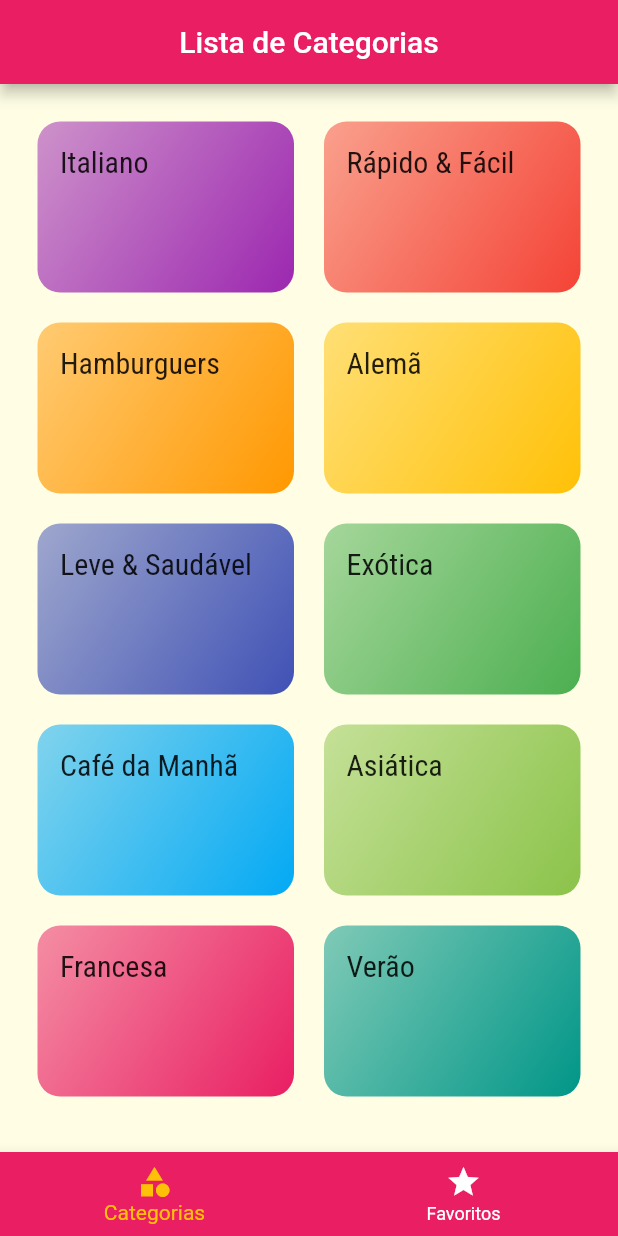
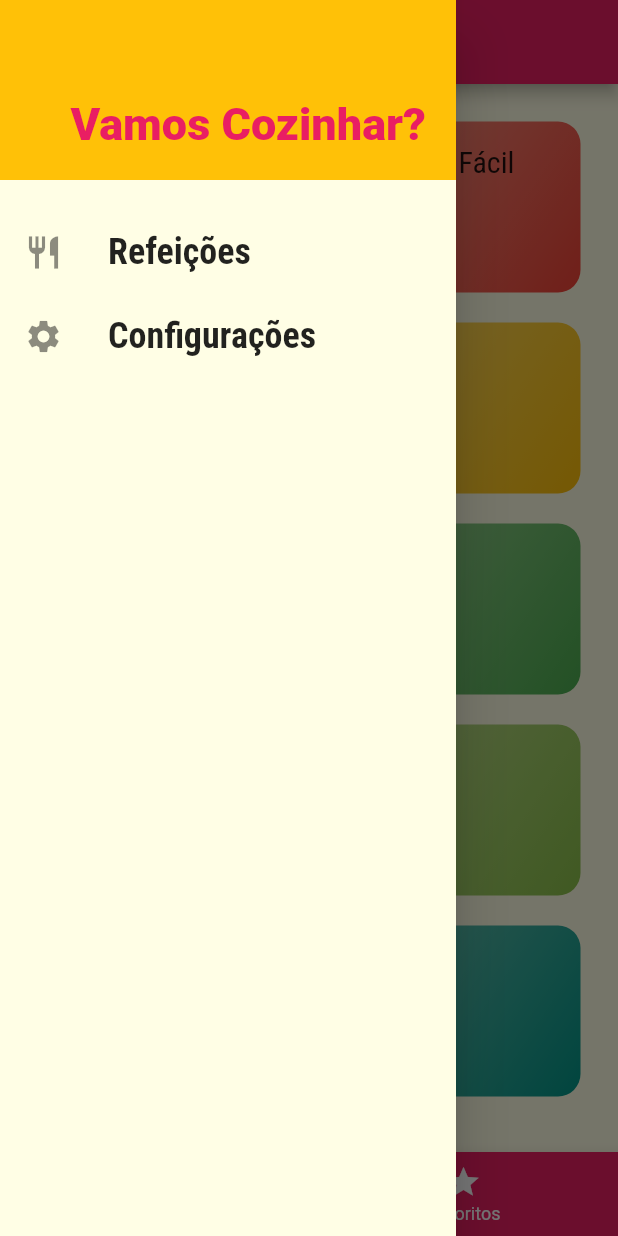
Before and after one commit to leonardogm85/flutter-meals, a Flutter app: the screen it shows after launch, with the side drawer open (before the commit the screen has no drawer), on a phone screen of 412 x 824 dp. Run offline on Flutter 3.47's test engine with Material 2 defaults, Android fonts, the phone set to English and light mode, and no system bars.

Commit message:
Adicionando Drawer Personalizado

```diff
--- /dev/null
+++ b/lib/components/main_drawer.dart
@@ -0,0 +1,59 @@
+import 'package:flutter/material.dart';
+
+class MainDrawer extends StatelessWidget {
+  const MainDrawer({Key? key}) : super(key: key);
+
+  Widget _createItem(IconData icon, String label) {
+    return ListTile(
+      leading: Icon(
+        icon,
+        size: 26,
+      ),
+      title: Text(
+        label,
+        style: const TextStyle(
+          fontFamily: 'RobotoCondensed',
+          fontSize: 24,
+          fontWeight: FontWeight.bold,
+        ),
+      ),
+      onTap: () {},
+    );
+  }
+
+  @override
+  Widget build(BuildContext context) {
+    return Drawer(
+      child: Column(
+        children: [
+          Container(
+            height: 120,
+            width: double.infinity,
+            padding: const EdgeInsets.all(20),
+            color: Theme.of(context).colorScheme.secondary,
+            alignment: Alignment.bottomRight,
+            child: Text(
+              'Vamos Cozinhar?',
+              style: TextStyle(
+                fontWeight: FontWeight.w900,
+                fontSize: 30,
+                color: Theme.of(context).colorScheme.primary,
+              ),
+            ),
+          ),
+          const SizedBox(
+            height: 20,
+          ),
+          _createItem(
+            Icons.restaurant,
+            'Refeições',
+          ),
+          _createItem(
+            Icons.settings,
+            'Configurações',
+          ),
+        ],
+      ),
+    );
+  }
+}
--- a/lib/screens/tabs_screen.dart
+++ b/lib/screens/tabs_screen.dart
@@ -1,4 +1,5 @@
 import 'package:flutter/material.dart';
+import 'package:meals/components/main_drawer.dart';
 import 'package:meals/screens/categories_screen.dart';
 import 'package:meals/screens/favorite_screen.dart';
 
@@ -36,6 +37,7 @@ class _TabsScreenState extends State<TabsScreen> {
         title: Text(_screens[_selectedScreenIndex]['title'] as String),
         centerTitle: true,
       ),
+      drawer: const MainDrawer(),
       body: _screens[_selectedScreenIndex]['screen'] as Widget,
       bottomNavigationBar: BottomNavigationBar(
         onTap: _selectScreen,
```
